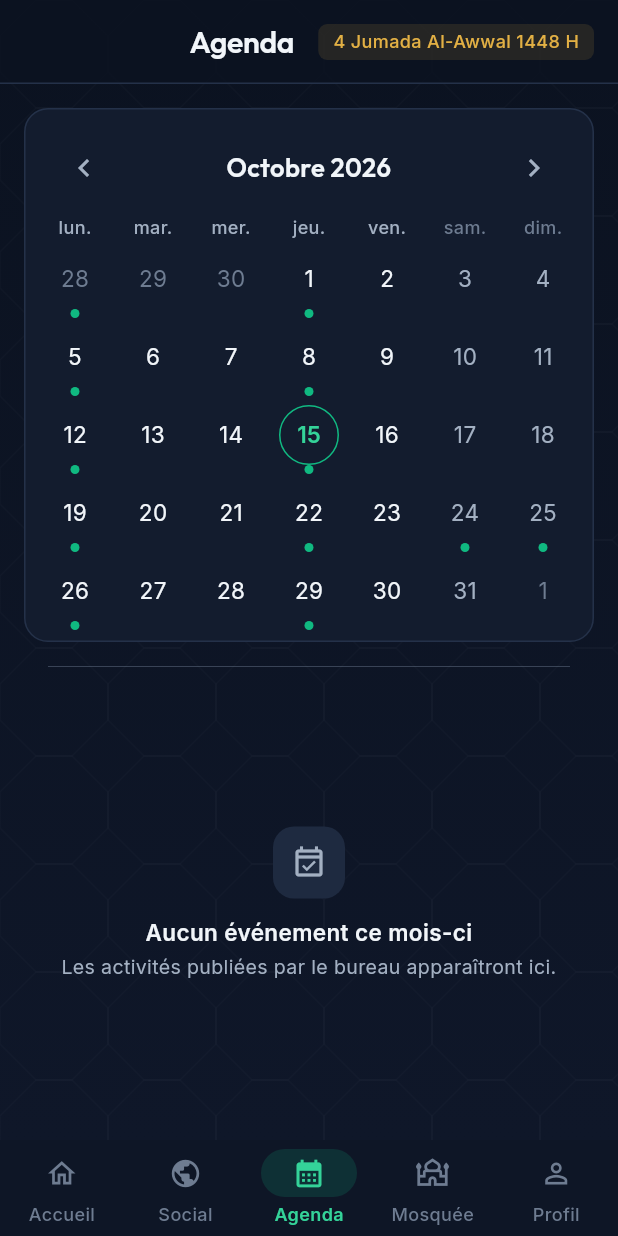
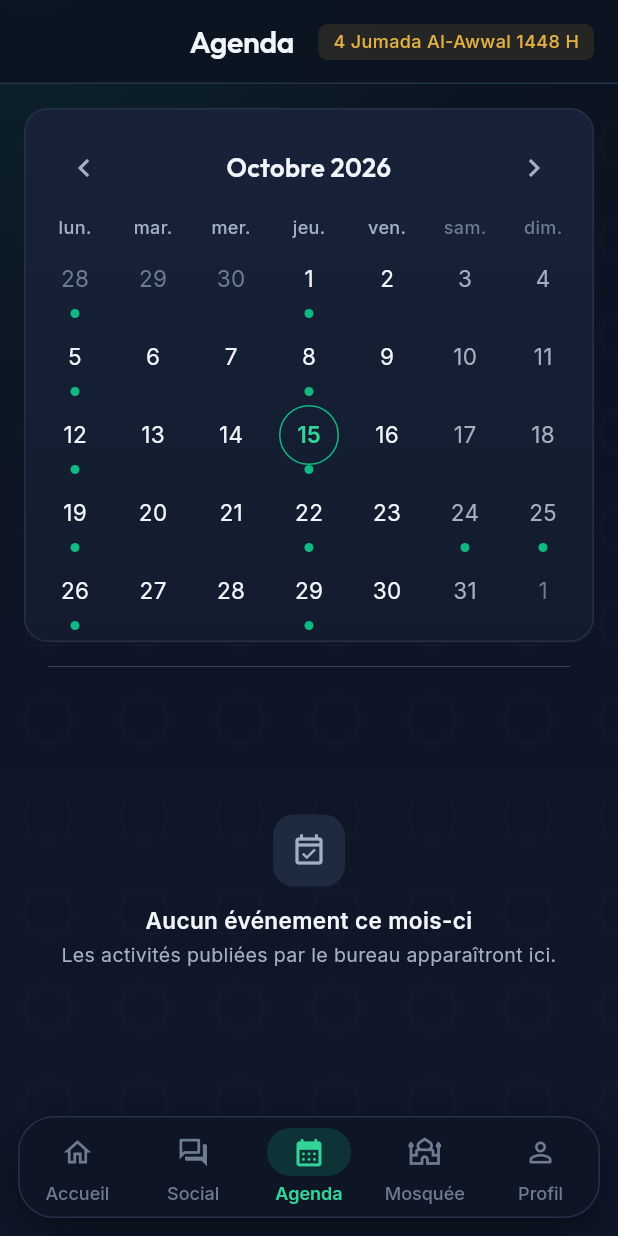
Before and after one commit to sorail742/aeemg, a Flutter app: the screen it shows after launch, after a tap on "Agenda", on a phone screen of 412 x 824 dp. Run offline on Flutter 3.47's test engine with Material 3 defaults, Android fonts, the phone set to English and light mode, and no system bars; drawn by our look-alikes of flutter_animate, table_calendar; our stand-ins replace adhan, audioplayers, emoji_picker_flutter, flutter_local_notifications, flutter_riverpod, geocoding and 11 more; missing offline and left inert: quran, record; accounts and stored records are empty; network calls fail.

Commit message:
style(AMEL-027): fondations du design system v3
Mouvement, profondeur et identité, sans nouvelle dépendance ni flou :
- AppMotion (durées, courbes, réduction des animations) et transitions
  de page (fondu enchaîné ; geste natif sur iOS/macOS) ;
- AppGradients (bouton, bandeau, or, reflet des cartes, halo du fond),
  ombres glow/floating, teinte violet ;
- fond : halo émeraude et motif d'étoiles à huit branches ;
- AeemgNavBar : navigation flottante avec pastille animée, utilisée par
  MainShell (second appui = retour à la racine de l'onglet) ;
- AeemgHero, AeemgPressable (retour tactile, intégré aux cartes et au
  bouton principal), .reveal (apparition en cascade), AeemgSkeleton ;
- bouton principal en dégradé émeraude avec halo ;
- tests du design system ; DESIGN_SYSTEM.md (section v3) ; ticket AMEL-027.

Co-Authored-By: Claude Opus 5.5 <noreply@anthropic.com>
Claude-Session: https://claude.ai/code/session_01QuFgH5bJG7KeUt3vrEj1V2

```diff
--- a/lib/core/theme/app_colors.dart
+++ b/lib/core/theme/app_colors.dart
@@ -19,6 +19,14 @@ abstract final class AppColors {
   static const Color border = Color(
     0xFF243149,
   ); // Bordures fines et séparateurs
+  static const Color surfaceTop = Color(
+    0xFF172239,
+  ); // Reflet en haut des cartes (v3)
+
+  // ── Dégradés et halos (v3) ───────────────────────────────
+  static const Color heroStart = Color(0xFF0F5C47);
+  static const Color heroEnd = Color(0xFF0D1E33);
+  static const Color glow = Color(0x2410B981); // Halo émeraude du fond (14 %)
 
   // ── Action ───────────────────────────────────────────────
   static const Color emerald = Color(0xFF10B981);
@@ -43,6 +51,9 @@ abstract final class AppColors {
   static const Color warning = Color(0xFFF0A93B);
   static const Color info = Color(0xFF5BA8F5);
   static const Color focusRing = Color(0x8010B981);
+
+  /// Teinte d'accent secondaire (raccourci Dons, catégories) — v3.
+  static const Color violet = Color(0xFFC4B5FD);
 
   // ── Utilitaires ──────────────────────────────────────────
   // Seul fichier autorisé à utiliser `Colors.` de Material (contrôle design-tokens, AMEL-022).
--- /dev/null
+++ b/lib/core/theme/app_gradients.dart
@@ -0,0 +1,43 @@
+import 'package:flutter/painting.dart';
+
+import 'app_colors.dart';
+
+/// Dégradés du design system v3. Peu nombreux et toujours sombres : la couleur sert à
+/// guider l'œil (action, mise en avant), jamais à décorer pour décorer.
+abstract final class AppGradients {
+  /// Bouton principal : émeraude lumineux vers émeraude profond.
+  static const LinearGradient primary = LinearGradient(
+    begin: Alignment.topLeft,
+    end: Alignment.bottomRight,
+    colors: [AppColors.brightGreen, AppColors.emerald, AppColors.emeraldHover],
+  );
+
+  /// Bandeau d'en-tête (accueil, écrans de section).
+  static const LinearGradient hero = LinearGradient(
+    begin: Alignment.topLeft,
+    end: Alignment.bottomRight,
+    colors: [AppColors.heroStart, AppColors.darkTeal, AppColors.heroEnd],
+    stops: [0, 0.55, 1],
+  );
+
+  /// Mise en avant dorée (contenus islamiques, distinctions).
+  static const LinearGradient gold = LinearGradient(
+    begin: Alignment.topLeft,
+    end: Alignment.bottomRight,
+    colors: [AppColors.goldLight, AppColors.gold],
+  );
+
+  /// Surface des cartes : un léger reflet en haut donne du relief sans ombre.
+  static const LinearGradient surface = LinearGradient(
+    begin: Alignment.topCenter,
+    end: Alignment.bottomCenter,
+    colors: [AppColors.surfaceTop, AppColors.cardSurface],
+  );
+
+  /// Halo émeraude en haut de chaque écran.
+  static const RadialGradient glow = RadialGradient(
+    center: Alignment(-0.9, -1.15),
+    radius: 1.25,
+    colors: [AppColors.glow, AppColors.transparent],
+  );
+}
--- /dev/null
+++ b/lib/core/theme/app_motion.dart
@@ -0,0 +1,22 @@
+import 'package:flutter/widgets.dart';
+
+/// Mouvement (design system v3) : des animations courtes, qui guident sans ralentir.
+/// Toute animation décorative est coupée quand le système demande de réduire les
+/// animations (accessibilité, `MediaQuery.disableAnimations`).
+abstract final class AppMotion {
+  static const Duration fast = Duration(milliseconds: 150);
+  static const Duration base = Duration(milliseconds: 250);
+  static const Duration slow = Duration(milliseconds: 400);
+
+  /// Décalage entre deux éléments d'une liste qui apparaissent l'un après l'autre.
+  static const Duration stagger = Duration(milliseconds: 45);
+
+  /// Au-delà, les éléments apparaissent ensemble : une longue liste ne doit pas « traîner ».
+  static const int maxStaggered = 8;
+
+  static const Curve standard = Curves.easeOutCubic;
+  static const Curve emphasized = Curves.easeOutBack;
+
+  static bool reduced(BuildContext context) =>
+      MediaQuery.maybeDisableAnimationsOf(context) ?? false;
+}
--- a/lib/core/theme/app_radius.dart
+++ b/lib/core/theme/app_radius.dart
@@ -8,6 +8,8 @@ abstract final class AppRadius {
   static const double large = 16;
   static const double card = 16;
   static const double input = 12;
+  static const double hero =
+      24; // Bandeaux d'en-tête et barre de navigation (v3)
   static const double pill = 9999;
 
   static BorderRadius get cardBorder => BorderRadius.circular(card);
--- a/lib/core/theme/app_shadows.dart
+++ b/lib/core/theme/app_shadows.dart
@@ -9,6 +9,16 @@ abstract final class AppShadows {
     BoxShadow(color: Color(0x66000000), offset: Offset(0, 8), blurRadius: 24),
   ];
 
+  /// Halo sous le bouton principal et l'élément actif (v3).
+  static const List<BoxShadow> glow = [
+    BoxShadow(color: Color(0x5510B981), offset: Offset(0, 6), blurRadius: 18),
+  ];
+
+  /// Barre de navigation flottante.
+  static const List<BoxShadow> floating = [
+    BoxShadow(color: Color(0x80000000), offset: Offset(0, 10), blurRadius: 30),
+  ];
+
   static const List<BoxShadow> focusRing = [
     BoxShadow(color: Color(0x8010B981), blurRadius: 0, spreadRadius: 3),
   ];
--- a/lib/core/theme/app_theme.dart
+++ b/lib/core/theme/app_theme.dart
@@ -1,3 +1,4 @@
+import 'package:flutter/cupertino.dart';
 import 'package:flutter/material.dart';
 import 'package:flutter/services.dart';
 
@@ -42,6 +43,18 @@ abstract final class AppTheme {
       scaffoldBackgroundColor: AppColors.scaffold,
       textTheme: AppTypography.textTheme,
       splashFactory: InkSparkle.splashFactory,
+      // Transitions de page (v3) : fondu enchaîné court sur Android, Web et desktop ;
+      // geste natif conservé sur iOS et macOS.
+      pageTransitionsTheme: const PageTransitionsTheme(
+        builders: {
+          TargetPlatform.android: FadeForwardsPageTransitionsBuilder(),
+          TargetPlatform.fuchsia: FadeForwardsPageTransitionsBuilder(),
+          TargetPlatform.linux: FadeForwardsPageTransitionsBuilder(),
+          TargetPlatform.windows: FadeForwardsPageTransitionsBuilder(),
+          TargetPlatform.iOS: CupertinoPageTransitionsBuilder(),
+          TargetPlatform.macOS: CupertinoPageTransitionsBuilder(),
+        },
+      ),
       appBarTheme: AppBarTheme(
         backgroundColor: AppColors.appBar,
         foregroundColor: AppColors.white,
--- a/lib/shared/widgets/ds/aeemg_card.dart
+++ b/lib/shared/widgets/ds/aeemg_card.dart
@@ -1,9 +1,11 @@
 import 'package:flutter/material.dart';
 
 import '../../../core/theme/app_colors.dart';
+import '../../../core/theme/app_gradients.dart';
 import '../../../core/theme/app_radius.dart';
 import '../../../core/theme/app_spacing.dart';
 import '../../../core/theme/app_typography.dart';
+import 'aeemg_motion.dart';
 
 /// `accentMint` est conservé pour compatibilité : il s'affiche comme `accent`.
 enum AeemgCardVariant { primary, accent, accentMint, active }
@@ -26,7 +28,13 @@ class AeemgCard extends StatelessWidget {
     color: switch (variant) {
       AeemgCardVariant.accent ||
       AeemgCardVariant.accentMint => AppColors.darkTeal.withValues(alpha: 0.55),
-      _ => AppColors.cardSurface,
+      _ => null,
+    },
+    // Reflet en haut des cartes standard (v3) : du relief sans ombre.
+    gradient: switch (variant) {
+      AeemgCardVariant.primary ||
+      AeemgCardVariant.active => AppGradients.surface,
+      _ => null,
     },
     borderRadius: AppRadius.cardBorder,
     border: Border.all(
@@ -47,7 +55,7 @@ class AeemgCard extends StatelessWidget {
       child: child,
     );
 
-    return DecoratedBox(
+    final card = DecoratedBox(
       decoration: _decoration,
       child: onTap == null
           ? content
@@ -60,6 +68,7 @@ class AeemgCard extends StatelessWidget {
               ),
             ),
     );
+    return onTap == null ? card : AeemgPressable(child: card);
   }
 }
 
--- /dev/null
+++ b/lib/shared/widgets/ds/aeemg_nav_bar.dart
@@ -0,0 +1,137 @@
+import 'package:flutter/material.dart';
+
+import '../../../core/theme/app_colors.dart';
+import '../../../core/theme/app_motion.dart';
+import '../../../core/theme/app_radius.dart';
+import '../../../core/theme/app_shadows.dart';
+import '../../../core/theme/app_spacing.dart';
+import '../../../core/theme/app_typography.dart';
+
+class AeemgNavItem {
+  const AeemgNavItem({
+    required this.icon,
+    required this.selectedIcon,
+    required this.label,
+  });
+
+  final IconData icon;
+  final IconData selectedIcon;
+  final String label;
+}
+
+/// Barre de navigation flottante (v3) : îlot arrondi au-dessus du contenu, pastille
+/// émeraude animée derrière l'onglet actif.
+class AeemgNavBar extends StatelessWidget {
+  const AeemgNavBar({
+    super.key,
+    required this.items,
+    required this.currentIndex,
+    required this.onTap,
+  });
+
+  final List<AeemgNavItem> items;
+  final int currentIndex;
+  final ValueChanged<int> onTap;
+
+  @override
+  Widget build(BuildContext context) {
+    return SafeArea(
+      top: false,
+      minimum: const EdgeInsets.fromLTRB(
+        AppSpacing.smMd,
+        0,
+        AppSpacing.smMd,
+        AppSpacing.smMd,
+      ),
+      child: Container(
+        height: 68,
+        decoration: BoxDecoration(
+          color: AppColors.navBar,
+          borderRadius: BorderRadius.circular(AppRadius.hero),
+          border: Border.all(color: AppColors.border),
+          boxShadow: AppShadows.floating,
+        ),
+        child: Row(
+          children: [
+            for (var i = 0; i < items.length; i++)
+              Expanded(
+                child: _NavButton(
+                  item: items[i],
+                  selected: i == currentIndex,
+                  onTap: () => onTap(i),
+                ),
+              ),
+          ],
+        ),
+      ),
+    );
+  }
+}
+
+class _NavButton extends StatelessWidget {
+  const _NavButton({
+    required this.item,
+    required this.selected,
+    required this.onTap,
+  });
+
+  final AeemgNavItem item;
+  final bool selected;
+  final VoidCallback onTap;
+
+  @override
+  Widget build(BuildContext context) {
+    final color = selected ? AppColors.brightGreen : AppColors.textTertiary;
+    final duration = AppMotion.reduced(context)
+        ? Duration.zero
+        : AppMotion.base;
+
+    return Semantics(
+      button: true,
+      selected: selected,
+      label: item.label,
+      excludeSemantics: true,
+      child: InkResponse(
+        onTap: onTap,
+        radius: 36,
+        highlightShape: BoxShape.rectangle,
+        containedInkWell: false,
+        child: Column(
+          mainAxisAlignment: MainAxisAlignment.center,
+          children: [
+            AnimatedContainer(
+              duration: duration,
+              curve: AppMotion.standard,
+              width: selected ? 56 : 40,
+              height: 32,
+              decoration: BoxDecoration(
+                color: selected
+                    ? AppColors.emerald.withValues(alpha: 0.18)
+                    : AppColors.transparent,
+                borderRadius: AppRadius.pillBorder,
+              ),
+              child: Icon(
+                selected ? item.selectedIcon : item.icon,
+                color: color,
+                size: 22,
+              ),
+            ),
+            const SizedBox(height: AppSpacing.xs),
+            AnimatedDefaultTextStyle(
+              duration: duration,
+              style: AppTypography.caption.copyWith(
+                color: color,
+                fontWeight: selected ? FontWeight.w600 : FontWeight.w500,
+              ),
+              child: Text(
+                item.label,
+                maxLines: 1,
+                overflow: TextOverflow.ellipsis,
+              ),
+            ),
+          ],
+        ),
+      ),
+    );
+  }
+}
--- a/lib/shared/widgets/ds/islamic_background.dart
+++ b/lib/shared/widgets/ds/islamic_background.dart
@@ -1,9 +1,13 @@
+import 'dart:math' as math;
+
 import 'package:flutter/material.dart';
 
 import '../../../core/theme/app_colors.dart';
+import '../../../core/theme/app_gradients.dart';
 
-/// Fond des écrans : dégradé sombre et, en option, un motif géométrique à peine
-/// perceptible (identité islamique sans charger l'interface).
+/// Fond des écrans : dégradé sombre, halo émeraude en haut et, en option, un motif
+/// d'étoiles à huit branches (khatam) à peine perceptible. Tout est peint une seule fois
+/// (RepaintBoundary) : aucun coût pendant le défilement.
 class IslamicBackground extends StatelessWidget {
   const IslamicBackground({
     super.key,
@@ -24,52 +28,62 @@ class IslamicBackground extends StatelessWidget {
           colors: [AppColors.deepNavy, AppColors.darkCharcoal],
         ),
       ),
-      child: withPattern
-          ? Stack(
+      child: Stack(
         fit: StackFit.expand,
         children: [
           const IgnorePointer(
+            child: DecoratedBox(
+              decoration: BoxDecoration(gradient: AppGradients.glow),
+            ),
+          ),
+          if (withPattern)
+            const IgnorePointer(
               child: RepaintBoundary(
-                    child: CustomPaint(painter: _IslamicPatternPainter()),
+                child: CustomPaint(painter: IslamicPatternPainter()),
               ),
             ),
           child,
         ],
-            )
-          : child,
+      ),
     );
   }
 }
 
-class _IslamicPatternPainter extends CustomPainter {
-  const _IslamicPatternPainter();
+/// Motif d'étoiles à huit branches (deux carrés superposés, l'un tourné de 45°).
+class IslamicPatternPainter extends CustomPainter {
+  const IslamicPatternPainter({this.opacity = 0.022, this.step = 64});
+
+  final double opacity;
+  final double step;
 
   @override
   void paint(Canvas canvas, Size size) {
     final paint = Paint()
-      ..color = AppColors.white.withValues(alpha: 0.018)
+      ..color = AppColors.white.withValues(alpha: opacity)
       ..style = PaintingStyle.stroke
       ..strokeWidth = 1;
 
-    const step = 72.0;
-    const s = step / 3;
-    for (double y = 0; y < size.height; y += step) {
-      for (double x = 0; x < size.width; x += step) {
-        final path = Path()
-          ..moveTo(x + s, y)
-          ..lineTo(x + 2 * s, y)
-          ..lineTo(x + step, y + s)
-          ..lineTo(x + step, y + 2 * s)
-          ..lineTo(x + 2 * s, y + step)
-          ..lineTo(x + s, y + step)
-          ..lineTo(x, y + 2 * s)
-          ..lineTo(x, y + s)
-          ..close();
-        canvas.drawPath(path, paint);
+    final half = step * 0.22;
+    final star = Path();
+    for (final angle in const [0.0, math.pi / 4]) {
+      final points = [
+        for (var k = 0; k < 4; k++)
+          Offset(
+            math.cos(angle + k * math.pi / 2) * half * math.sqrt2,
+            math.sin(angle + k * math.pi / 2) * half * math.sqrt2,
+          ),
+      ];
+      star.addPolygon(points, true);
+    }
+
+    for (double y = step / 2; y < size.height + step; y += step) {
+      for (double x = step / 2; x < size.width + step; x += step) {
+        canvas.drawPath(star.shift(Offset(x, y)), paint);
       }
     }
   }
 
   @override
-  bool shouldRepaint(covariant CustomPainter oldDelegate) => false;
+  bool shouldRepaint(covariant IslamicPatternPainter oldDelegate) =>
+      oldDelegate.opacity != opacity || oldDelegate.step != step;
 }
--- a/lib/shared/widgets/main_shell.dart
+++ b/lib/shared/widgets/main_shell.dart
@@ -4,6 +4,8 @@ import 'package:go_router/go_router.dart';
 
 import '../../core/l10n/app_strings.dart';
 import '../../core/providers/locale_provider.dart';
+import '../../core/theme/app_colors.dart';
+import 'ds/aeemg_nav_bar.dart';
 
 class MainShell extends ConsumerWidget {
   const MainShell({super.key, required this.navigationShell});
@@ -15,34 +17,41 @@ class MainShell extends ConsumerWidget {
     final locale = ref.watch(localeCodeProvider);
 
     return Scaffold(
+      // Même teinte que le bas du fond des écrans : la barre flottante semble posée
+      // sur le contenu sans le masquer.
+      backgroundColor: AppColors.darkCharcoal,
       body: navigationShell,
-      bottomNavigationBar: NavigationBar(
-        selectedIndex: navigationShell.currentIndex,
-        onDestinationSelected: navigationShell.goBranch,
-        destinations: [
-          NavigationDestination(
-            icon: const Icon(Icons.home_outlined),
-            selectedIcon: const Icon(Icons.home),
+      bottomNavigationBar: AeemgNavBar(
+        currentIndex: navigationShell.currentIndex,
+        // Un second appui sur l'onglet actif revient à sa racine.
+        onTap: (index) => navigationShell.goBranch(
+          index,
+          initialLocation: index == navigationShell.currentIndex,
+        ),
+        items: [
+          AeemgNavItem(
+            icon: Icons.home_outlined,
+            selectedIcon: Icons.home_rounded,
             label: AppStrings.t('nav_home', locale),
           ),
-          NavigationDestination(
-            icon: const Icon(Icons.public_outlined),
-            selectedIcon: const Icon(Icons.public),
+          AeemgNavItem(
+            icon: Icons.forum_outlined,
+            selectedIcon: Icons.forum_rounded,
             label: AppStrings.t('nav_social', locale),
           ),
-          NavigationDestination(
-            icon: const Icon(Icons.calendar_month_outlined),
-            selectedIcon: const Icon(Icons.calendar_month),
+          AeemgNavItem(
+            icon: Icons.calendar_month_outlined,
+            selectedIcon: Icons.calendar_month_rounded,
             label: AppStrings.t('nav_agenda', locale),
           ),
-          NavigationDestination(
-            icon: const Icon(Icons.mosque_outlined),
-            selectedIcon: const Icon(Icons.mosque),
+          AeemgNavItem(
+            icon: Icons.mosque_outlined,
+            selectedIcon: Icons.mosque_rounded,
             label: AppStrings.t('nav_mosque', locale),
           ),
-          NavigationDestination(
-            icon: const Icon(Icons.person_outline),
-            selectedIcon: const Icon(Icons.person),
+          AeemgNavItem(
+            icon: Icons.person_outline_rounded,
+            selectedIcon: Icons.person_rounded,
             label: AppStrings.t('nav_profile', locale),
           ),
         ],
```
Also changed, not shown: lib/shared/widgets/ds/aeemg_buttons.dart (+27 -5 lines), lib/shared/widgets/ds/aeemg_hero.dart (added, +68 -0 lines), lib/shared/widgets/ds/aeemg_motion.dart (added, +131 -0 lines), 3 other files. Lines whose indentation alone changed are shown as unchanged.
